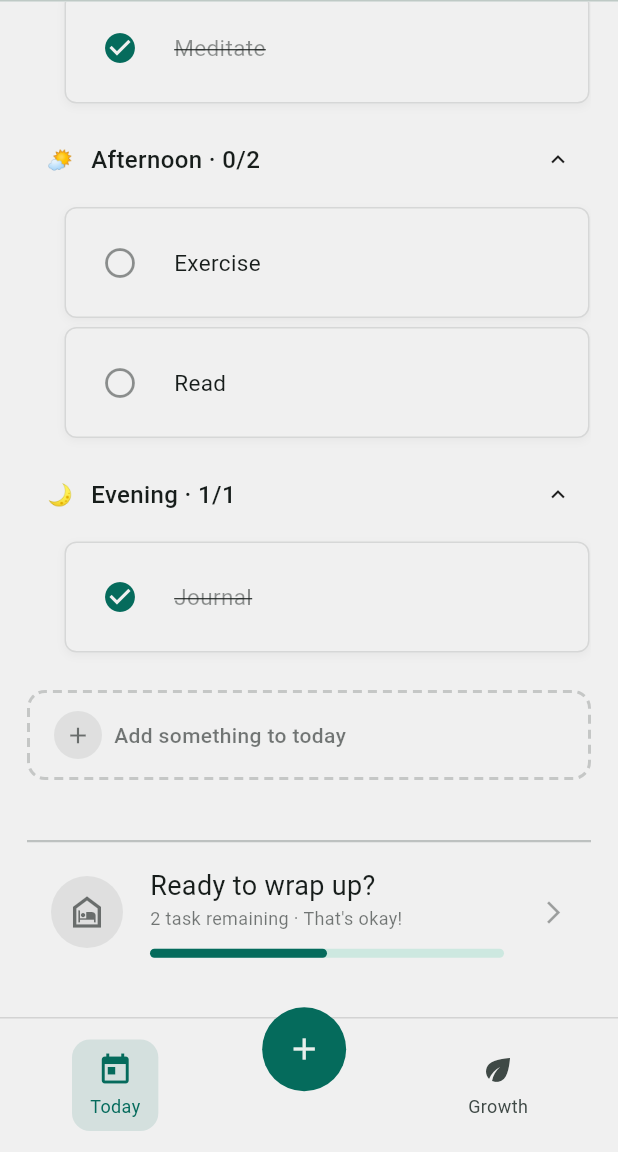
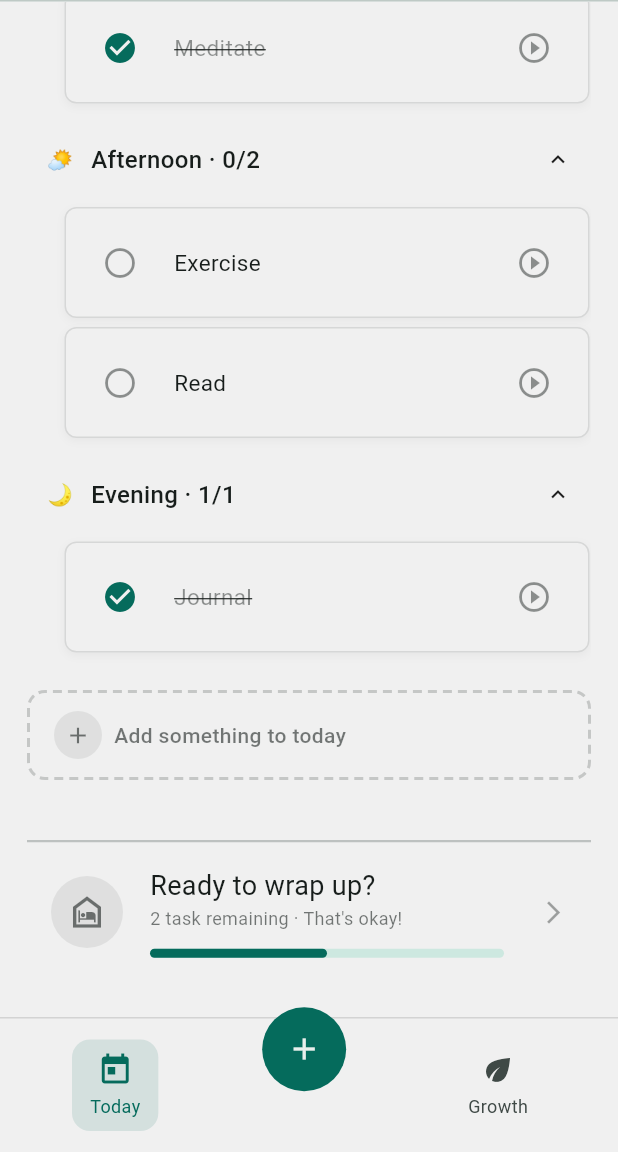
Before and after one commit to daniel-neyla/motiv8, a Flutter app: the screen it shows after launch, scrolled down 525 dp, on a phone screen of 412 x 824 dp, the part 84-1236 px from its top. Run offline on Flutter 3.47's test engine with Material 3 defaults, Android fonts, the phone set to English and light mode, and no system bars; drawn by our look-alikes of dotted_border; our stand-ins replace flutter_svg.

Commit message:
First version of an set task active button

```diff
--- a/lib/today/task_section/day_phase_section.dart
+++ b/lib/today/task_section/day_phase_section.dart
@@ -16,7 +16,11 @@ class DayPhaseSection extends StatefulWidget {
     required this.onToggleTask,
     required this.isEditingTasks,
     required this.onTaskDropped,
+    required this.onSetActive,
+    required this.activeTaskId,
   });
+  final void Function(String taskId) onSetActive;
+  final String? activeTaskId;
   final String title;
   final DayPhase dayPhase;
   final String emoji;
@@ -86,6 +90,8 @@ class _DayPhaseSectionState extends State<DayPhaseSection> {
                 phase: widget.dayPhase,
                 onTaskDropped: widget.onTaskDropped,
                 state: state,
+                onSetActive: widget.onSetActive,
+                activeTaskId: widget.activeTaskId,
               ),
           ],
         ),
@@ -225,7 +231,11 @@ class _PhaseTaskList extends StatelessWidget {
     required this.phase,
     required this.onTaskDropped,
     required this.state,
+    required this.onSetActive,
+    required this.activeTaskId,
   });
+  final void Function(String taskId) onSetActive;
+  final String? activeTaskId;
   final DayPhaseStates state;
   final List<Task> tasks;
   final bool isEditing;
@@ -260,6 +270,8 @@ class _PhaseTaskList extends StatelessWidget {
           task: task,
           isEditing: isEditing,
           onToggle: onToggleTask,
+          onSetActive: onSetActive,
+          isActive: task.id == activeTaskId,
         );
 
         if (isEditing) {
@@ -296,6 +308,8 @@ class _PhaseTaskList extends StatelessWidget {
                                 task: task,
                                 isEditing: true,
                                 onToggle: (_) {},
+                                onSetActive: onSetActive,
+                                isActive: task.id == activeTaskId,
                               ),
                             ),
                           ),
@@ -319,6 +333,8 @@ class _PhaseTaskList extends StatelessWidget {
                           task: task,
                           isEditing: isEditing,
                           onToggle: onToggleTask,
+                          onSetActive: onSetActive,
+                          isActive: task.id == activeTaskId,
                         ),
                       ),
                     ],
@@ -329,7 +345,7 @@ class _PhaseTaskList extends StatelessWidget {
           );
         }
 
-        return Expanded(child: taskWidget);
+        return taskWidget;
       },
     );
   }
--- a/lib/today/task_section/task_item.dart
+++ b/lib/today/task_section/task_item.dart
@@ -7,9 +7,15 @@ class TaskItem extends StatelessWidget {
     required this.task,
     required this.onToggle,
     required this.isEditing,
+    required this.onSetActive,
+    required this.isActive,
 
     // required this.onToggle,
   });
+
+  final void Function(String) onSetActive;
+  final bool isActive;
+
   final Task task;
   final bool isEditing;
   final void Function(String) onToggle;
@@ -69,6 +75,15 @@ class TaskItem extends StatelessWidget {
                 ),
               ),
             ),
+            IconButton(
+              icon: Icon(
+                isActive ? Icons.play_circle : Icons.play_circle_outline,
+                color: isActive
+                    ? colorScheme.primary
+                    : colorScheme.onSurface.withAlpha(120),
+              ),
+              onPressed: () => onSetActive(task.id),
+            ),
           ],
         ),
       ),
```
Also changed, not shown: lib/today/tasks_section.dart (+62 -0 lines).
